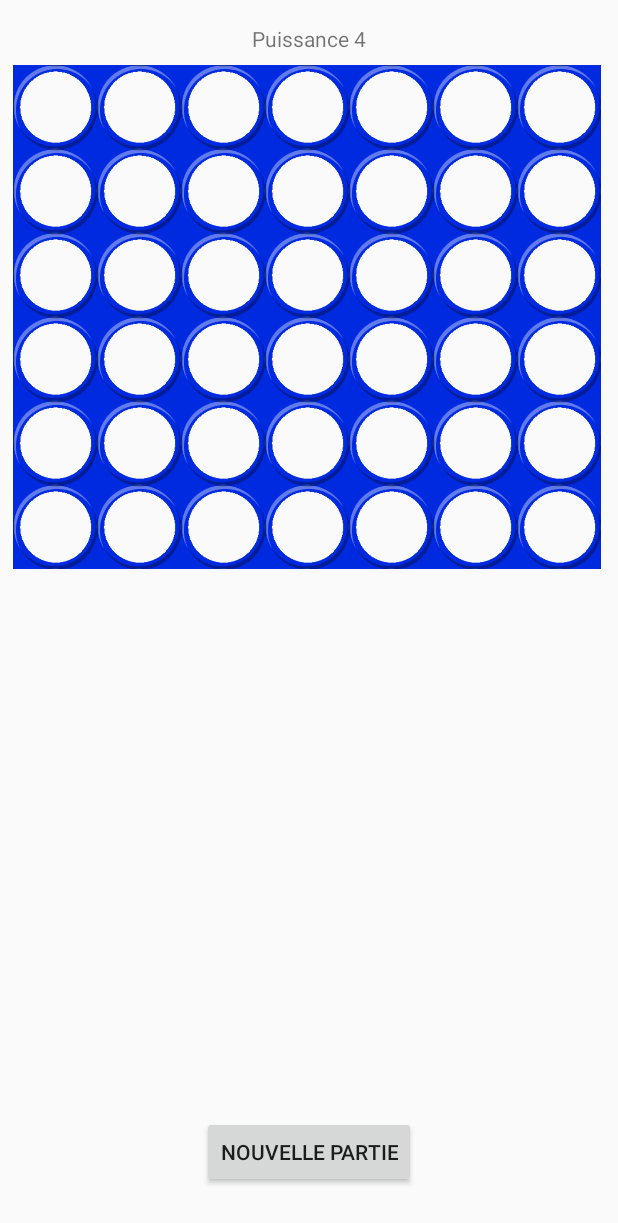
After one commit to AntonnGazagne/ToiletGame, an Android app: the layout activity_power4.xml on its own in the app's theme, with its tools: preview values and no code run, on a phone screen of 412 x 824 dp. The commit adds this screen. Shown: the top 1223 px of the screen. Run offline under Robolectric (Android 15) with nearby library versions, the phone set to English and light mode, and no system bars.

Commit message:
Power4 activity middle

```diff
--- a/app/build.gradle
+++ b/app/build.gradle
@@ -24,7 +24,7 @@ android {
 
 dependencies {
     implementation fileTree(dir: 'libs', include: ['*.jar'])
-    implementation"org.jetbrains.kotlin:kotlin-stdlib-jdk7:$kotlin_version"
+    implementation "org.jetbrains.kotlin:kotlin-stdlib-jdk7:$kotlin_version"
     implementation 'com.android.support:appcompat-v7:28.0.0'
     implementation 'com.android.support.constraint:constraint-layout:1.1.3'
     testImplementation 'junit:junit:4.12'
--- a/app/src/main/AndroidManifest.xml
+++ b/app/src/main/AndroidManifest.xml
@@ -9,6 +9,8 @@
             android:roundIcon="@mipmap/ic_launcher_round"
             android:supportsRtl="true"
             android:theme="@style/AppTheme">
+        <activity android:name=".Power4Activity">
+        </activity>
         <activity android:name=".MainActivity">
             <intent-filter>
                 <action android:name="android.intent.action.MAIN"/>
--- /dev/null
+++ b/app/src/main/java/fr/isen/toiletgame/Power4Activity.kt
@@ -0,0 +1,85 @@
+package fr.isen.toiletgame
+
+import android.support.v7.app.AppCompatActivity
+import android.os.Bundle
+import android.widget.ImageView
+import android.widget.Toast
+import kotlinx.android.synthetic.main.activity_power4.*
+
+
+class Power4Activity : AppCompatActivity() {
+
+    var power4 =
+        arrayOf(arrayOf(0,0,0,0,0,0),
+            arrayOf(0,0,0,0,0,0),
+            arrayOf(0,0,0,0,0,0),
+            arrayOf(0,0,0,0,0,0),
+            arrayOf(0,0,0,0,0,0),
+            arrayOf(0,0,0,0,0,0),
+            arrayOf(0,0,0,0,0,0)
+        )
+
+    val VOID = 0
+    val RED = 1
+    val YELLOW = 2
+
+    var joueur = true
+
+    override fun onCreate(savedInstanceState: Bundle?) {
+        super.onCreate(savedInstanceState)
+        setContentView(R.layout.activity_power4)
+
+        for(i in 0..6){
+            for(j in 0..5){
+                var id = "R.id.image" + i.toString() + j.toString()
+                var image = findViewById<ImageView>(id.toInt())
+                image.setOnClickListener {
+                    if (joueur) {//Si c'est au joueur
+                        onPlay(i, RED)
+                    }
+                }
+            }
+        }
+        nouvellePartie.setOnClickListener{
+            onNewGame()
+        }
+    }
+
+
+    private fun onPlay(column: Int,token: Int){
+        var ligne = getFirstLigneVoid(column)
+        if (ligne != null){
+            addToken(column, ligne, token)
+            joueur = !joueur//Ce n'est plus au joueur
+
+        }else{
+            Toast.makeText(this, "La colomne est pleine", Toast.LENGTH_LONG).show()
+        }
+    }
+
+    //On réinitialise les valeur
+    private fun onNewGame(){
+        for(i in 0..6){
+            for(j in 0..5){
+                addToken(i, j, VOID)
+                joueur = true
+            }
+        }
+    }
+
+    private fun getFirstLigneVoid(column : Int): Int?{
+        for (i in 0..5) {
+            if (power4[column][i] == VOID){
+                return i
+            }
+        }
+        return null
+    }
+    private fun addToken(column: Int, ligne: Int,color: Int){
+
+    }
+
+    private fun setCurseur(){
+
+    }
+}
--- a/app/src/main/res/layout/activity_main.xml
+++ b/app/src/main/res/layout/activity_main.xml
@@ -15,5 +15,12 @@
             app:layout_constraintLeft_toLeftOf="parent"
             app:layout_constraintRight_toRightOf="parent"
             app:layout_constraintTop_toTopOf="parent"/>
+    <Button
+            android:text="Button"
+            android:layout_width="wrap_content"
+            android:layout_height="wrap_content"
+            android:id="@+id/buttonTest1" app:layout_constraintTop_toTopOf="parent"
+            android:layout_marginTop="131dp" app:layout_constraintStart_toStartOf="parent"
+            android:layout_marginStart="58dp"/>
 
 </android.support.constraint.ConstraintLayout>
--- /dev/null
+++ b/app/src/main/res/layout/activity_power4.xml
@@ -0,0 +1,211 @@
+<?xml version="1.0" encoding="utf-8"?>
+<android.support.constraint.ConstraintLayout
+        xmlns:android="http://schemas.android.com/apk/res/android"
+        xmlns:tools="http://schemas.android.com/tools"
+        xmlns:app="http://schemas.android.com/apk/res-auto"
+        android:layout_width="match_parent"
+        android:layout_height="match_parent"
+        tools:context=".Power4Activity">
+    <TextView
+            android:text="@string/Puissance4"
+            android:layout_width="wrap_content"
+            android:layout_height="wrap_content"
+            android:id="@+id/titre" android:layout_marginTop="16dp"
+            app:layout_constraintTop_toTopOf="parent" app:layout_constraintEnd_toEndOf="parent"
+            android:layout_marginEnd="8dp" app:layout_constraintStart_toStartOf="parent"
+            android:layout_marginStart="8dp"/>
+    <Button
+            android:layout_width="wrap_content"
+            android:layout_height="wrap_content"
+            android:id="@+id/nouvellePartie" app:layout_constraintStart_toStartOf="parent"
+            android:layout_marginStart="8dp" app:layout_constraintEnd_toEndOf="parent"
+            android:layout_marginEnd="8dp" android:layout_marginBottom="32dp"
+            app:layout_constraintBottom_toBottomOf="parent" android:text="@string/nouvellePartie"
+    />
+    <TableLayout
+            android:layout_width="395dp"
+            android:layout_height="600dp" android:layout_marginTop="8dp"
+            app:layout_constraintTop_toBottomOf="@+id/titre" app:layout_constraintStart_toStartOf="parent"
+            android:layout_marginStart="8dp" app:layout_constraintEnd_toEndOf="parent" android:layout_marginEnd="8dp">
+
+        <TableRow android:layout_width="match_parent" android:layout_height="match_parent">
+            <ImageView
+                    android:layout_width="56dp"
+                    android:layout_height="56dp" app:srcCompat="@drawable/vide"
+                    android:id="@+id/image05"/>
+            <ImageView
+                    android:layout_width="56dp"
+                    android:layout_height="match_parent" app:srcCompat="@drawable/vide"
+                    android:id="@+id/image15"/>
+            <ImageView
+                    android:layout_width="56dp"
+                    android:layout_height="match_parent" app:srcCompat="@drawable/vide" android:id="@+id/image25"/>
+            <ImageView
+                    android:layout_width="56dp"
+                    android:layout_height="match_parent" app:srcCompat="@drawable/vide" android:id="@+id/image35"/>
+            <ImageView
+                    android:layout_width="56dp"
+                    android:layout_height="match_parent" app:srcCompat="@drawable/vide" android:id="@+id/image45"/>
+            <ImageView
+                    android:layout_width="56dp"
+                    android:layout_height="match_parent" app:srcCompat="@drawable/vide" android:id="@+id/image55"/>
+            <ImageView
+                    android:layout_width="56dp"
+                    android:layout_height="match_parent" app:srcCompat="@drawable/vide" android:id="@+id/image65"/>
+        </TableRow>
+        <TableRow android:layout_width="match_parent" android:layout_height="match_parent">
+            <ImageView
+                    android:layout_width="56dp"
+                    android:layout_height="56dp" app:srcCompat="@drawable/vide"
+                    android:id="@+id/image04"/>
+            <ImageView
+                    android:layout_width="56dp"
+                    android:layout_height="56dp" app:srcCompat="@drawable/vide"
+                    android:id="@+id/image14"/>
+            <ImageView
+                    android:layout_width="56dp"
+                    android:layout_height="56dp" app:srcCompat="@drawable/vide"
+                    android:id="@+id/image24"/>
+            <ImageView
+                    android:layout_width="56dp"
+                    android:layout_height="56dp" app:srcCompat="@drawable/vide"
+                    android:id="@+id/image34"/>
+            <ImageView
+                    android:layout_width="56dp"
+                    android:layout_height="56dp" app:srcCompat="@drawable/vide"
+                    android:id="@+id/image44"/>
+            <ImageView
+                    android:layout_width="56dp"
+                    android:layout_height="56dp" app:srcCompat="@drawable/vide"
+                    android:id="@+id/image54"/>
+            <ImageView
+                    android:layout_width="56dp"
+                    android:layout_height="56dp" app:srcCompat="@drawable/vide"
+                    android:id="@+id/image64"/>
+        </TableRow>
+        <TableRow android:layout_width="match_parent" android:layout_height="match_parent">
+            <ImageView
+                    android:layout_width="56dp"
+                    android:layout_height="56dp" app:srcCompat="@drawable/vide"
+                    android:id="@+id/image03"/>
+            <ImageView
+                    android:layout_width="56dp"
+                    android:layout_height="56dp" app:srcCompat="@drawable/vide"
+                    android:id="@+id/image13"/>
+            <ImageView
+                    android:layout_width="56dp"
+                    android:layout_height="56dp" app:srcCompat="@drawable/vide"
+                    android:id="@+id/image23"/>
+            <ImageView
+                    android:layout_width="56dp"
+                    android:layout_height="56dp" app:srcCompat="@drawable/vide"
+                    android:id="@+id/image33"/>
+            <ImageView
+                    android:layout_width="56dp"
+                    android:layout_height="56dp" app:srcCompat="@drawable/vide"
+                    android:id="@+id/image43"/>
+            <ImageView
+                    android:layout_width="56dp"
+                    android:layout_height="56dp" app:srcCompat="@drawable/vide"
+                    android:id="@+id/image53"/>
+            <ImageView
+                    android:layout_width="56dp"
+                    android:layout_height="56dp" app:srcCompat="@drawable/vide"
+                    android:id="@+id/image63"/>
+        </TableRow>
+        <TableRow android:layout_width="match_parent" android:layout_height="match_parent">
+            <ImageView
+                    android:layout_width="56dp"
+                    android:layout_height="56dp" app:srcCompat="@drawable/vide"
+                    android:id="@+id/image02"/>
+            <ImageView
+                    android:layout_width="56dp"
+                    android:layout_height="56dp" app:srcCompat="@drawable/vide"
+                    android:id="@+id/image12"/>
+            <ImageView
+                    android:layout_width="56dp"
+                    android:layout_height="56dp" app:srcCompat="@drawable/vide"
+                    android:id="@+id/image22"/>
+            <ImageView
+                    android:layout_width="56dp"
+                    android:layout_height="56dp" app:srcCompat="@drawable/vide"
+                    android:id="@+id/image32"/>
+            <ImageView
+                    android:layout_width="56dp"
+                    android:layout_height="56dp" app:srcCompat="@drawable/vide"
+                    android:id="@+id/image42"/>
+            <ImageView
+                    android:layout_width="56dp"
+                    android:layout_height="56dp" app:srcCompat="@drawable/vide"
+                    android:id="@+id/image52"/>
+            <ImageView
+                    android:layout_width="56dp"
+                    android:layout_height="56dp" app:srcCompat="@drawable/vide"
+                    android:id="@+id/image62"/>
+        </TableRow>
+        <TableRow
+                android:layout_width="match_parent"
+                android:layout_height="match_parent">
+            <ImageView
+                    android:layout_width="56dp"
+                    android:layout_height="56dp" app:srcCompat="@drawable/vide"
+                    android:id="@+id/image01"/>
+            <ImageView
+                    android:layout_width="56dp"
+                    android:layout_height="56dp" app:srcCompat="@drawable/vide"
+                    android:id="@+id/image11"/>
+            <ImageView
+                    android:layout_width="56dp"
+                    android:layout_height="56dp" app:srcCompat="@drawable/vide"
+                    android:id="@+id/image21"/>
+            <ImageView
+                    android:layout_width="56dp"
+                    android:layout_height="56dp" app:srcCompat="@drawable/vide"
+                    android:id="@+id/image31"/>
+            <ImageView
+                    android:layout_width="56dp"
+                    android:layout_height="56dp" app:srcCompat="@drawable/vide"
+                    android:id="@+id/image41"/>
+            <ImageView
+                    android:layout_width="56dp"
+                    android:layout_height="56dp" app:srcCompat="@drawable/vide"
+                    android:id="@+id/image51"/>
+            <ImageView
+                    android:layout_width="56dp"
+                    android:layout_height="56dp" app:srcCompat="@drawable/vide"
+                    android:id="@+id/image61"/>
+        </TableRow>
+        <TableRow
+                android:layout_width="match_parent"
+                android:layout_height="match_parent">
+            <ImageView
+                    android:layout_width="56dp"
+                    android:layout_height="56dp" app:srcCompat="@drawable/vide"
+                    android:id="@+id/image00"/>
+            <ImageView
+                    android:layout_width="56dp"
+                    android:layout_height="56dp" app:srcCompat="@drawable/vide"
+                    android:id="@+id/image10"/>
+            <ImageView
+                    android:layout_width="56dp"
+                    android:layout_height="56dp" app:srcCompat="@drawable/vide"
+                    android:id="@+id/image20"/>
+            <ImageView
+                    android:layout_width="56dp"
+                    android:layout_height="56dp" app:srcCompat="@drawable/vide"
+                    android:id="@+id/image30"/>
+            <ImageView
+                    android:layout_width="56dp"
+                    android:layout_height="56dp" app:srcCompat="@drawable/vide"
+                    android:id="@+id/image40"/>
+            <ImageView
+                    android:layout_width="56dp"
+                    android:layout_height="56dp" app:srcCompat="@drawable/vide"
+                    android:id="@+id/image50"/>
+            <ImageView
+                    android:layout_width="56dp"
+                    android:layout_height="56dp" app:srcCompat="@drawable/vide"
+                    android:id="@+id/image60"/>
+        </TableRow>
+    </TableLayout>
+</android.support.constraint.ConstraintLayout>
--- a/app/src/main/res/values/strings.xml
+++ b/app/src/main/res/values/strings.xml
@@ -1,3 +1,5 @@
 <resources>
     <string name="app_name">ToiletGame</string>
+    <string name="Puissance4">Puissance 4</string>
+    <string name="nouvellePartie">Nouvelle partie</string>
 </resources>
```
Also changed, not shown: app/src/main/res/drawable-v24/red.png (added), app/src/main/res/drawable-v24/vide.png (added), app/src/main/res/drawable-v24/yellow.png (added).
